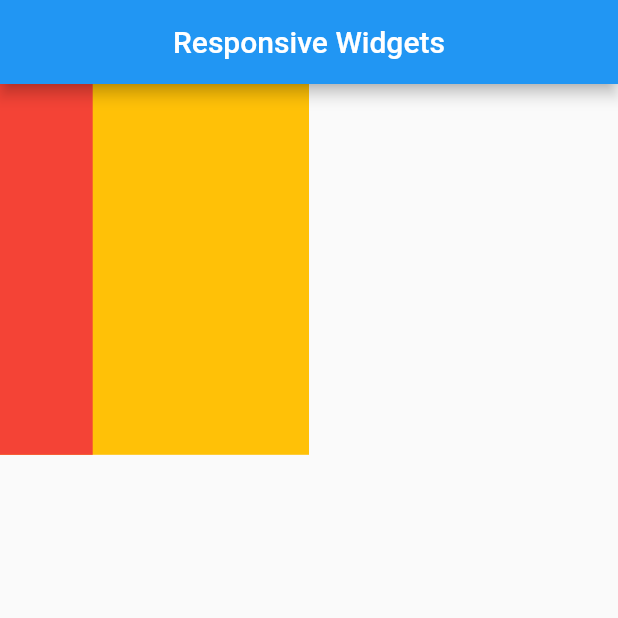
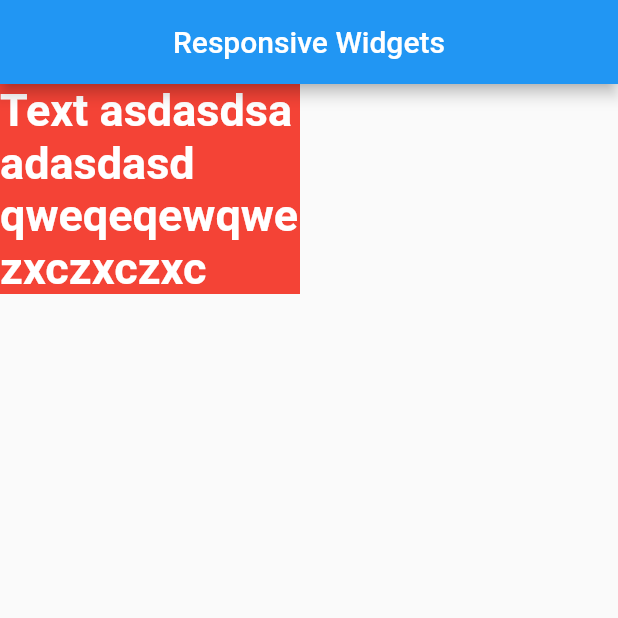
Before and after one commit to rudynurafif/latihan_flutter_intermediate, a Flutter app: the screen it shows after launch, on a phone screen of 412 x 824 dp, the top half of it. Run offline on Flutter 3.47's test engine with Material 3 defaults, Android fonts, the light colour scheme and no system bars; our stand-ins replace get.

Commit message:
Constrained Box

```diff
--- a/lib/app/modules/home/views/home_view.dart
+++ b/lib/app/modules/home/views/home_view.dart
@@ -1,4 +1,6 @@
+import 'package:flutter/cupertino.dart';
 import 'package:flutter/material.dart';
+import 'package:flutter/widgets.dart';
 
 import 'package:get/get.dart';
 
@@ -25,25 +27,29 @@ class HomeView extends GetView<HomeController> {
 
     return Scaffold(
       appBar: myAppBar(),
-        body: Container(
-          width: Get.width * 0.5,
-          height: Get.height * 0.3,
-          color: Colors.amber,
-          child: LayoutBuilder(
-            builder: (context, constraints) {
-              double lebarParent = constraints.maxWidth;
-              double tinggiParent = constraints.maxHeight;
-              return Stack(
+      body: Column(
         children: [
-                  Container(
-                    width: lebarParent * 0.3,
-                    height: tinggiParent,
+          ConstrainedBox(
+            constraints: const BoxConstraints(
+              maxHeight: 150,
+              minHeight: 100,
+              maxWidth: 200,
+              minWidth: 150,
+            ),
+            child: Container(
+              // width: 150,
+              // height: 150,
               color: Colors.red,
+              child: const Text(
+                "Text asdasdsa adasdasd qweqeqewqwe zxczxczxc",
+                // overflow: TextOverflow.ellipsis,
+                // maxLines: 2,
+                style: TextStyle(color: Colors.white, fontWeight: FontWeight.bold, fontSize: 30),
+              ),
+            ),
           )
         ],
+      ),
     );
-            },
-          ),
-        ));
   }
 }
```
Lines whose indentation alone changed are shown as unchanged.
